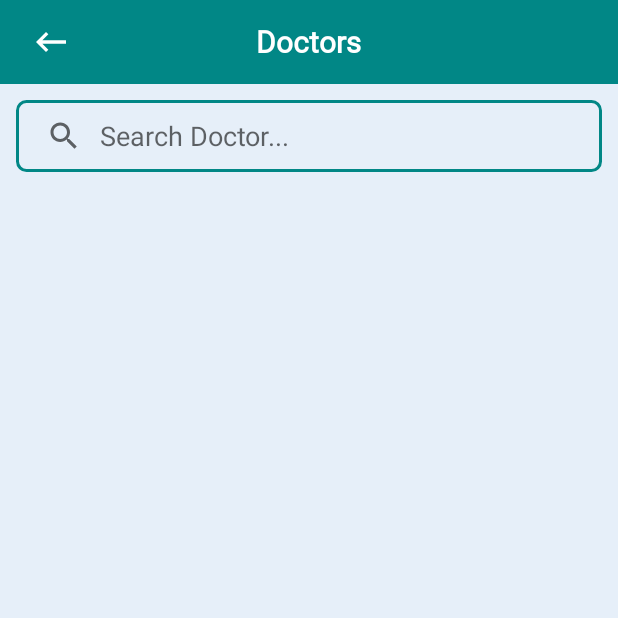
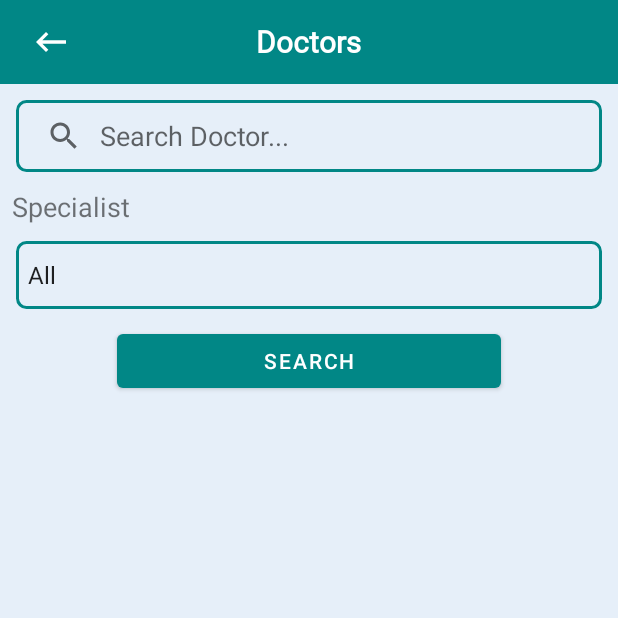
Before and after one commit to rahat14/DhakaCityMedicalInfo, an Android app: the DocList screen opened directly, with no data from a screen before it, on a phone screen of 412 x 824 dp, the top half of it. Run offline under Robolectric (Android 15) with nearby library versions, the light colour scheme and no system bars; our stand-ins replace Firebase (no records; nobody signed in at launch, a user with empty details on screens opened directly), sdp/ssp sizes.

Commit message:
Added Search

```diff
--- a/app/src/main/java/com/diu/swan/app/ui/doctor/DocList.kt
+++ b/app/src/main/java/com/diu/swan/app/ui/doctor/DocList.kt
@@ -1,7 +1,12 @@
 package com.diu.swan.app.ui.doctor
 
+import android.R
 import android.content.Intent
 import android.os.Bundle
+import android.view.View
+import android.widget.AdapterView
+import android.widget.AdapterView.OnItemSelectedListener
+import android.widget.ArrayAdapter
 import androidx.appcompat.app.AppCompatActivity
 import androidx.appcompat.widget.SearchView
 import androidx.recyclerview.widget.LinearLayoutManager
@@ -13,11 +18,35 @@ import com.google.firebase.database.DataSnapshot
 import com.google.firebase.database.DatabaseError
 import com.google.firebase.database.FirebaseDatabase
 import com.google.firebase.database.ValueEventListener
+import java.util.*
+
 
 class DocList : AppCompatActivity(), DocListAdapter.Interaction {
     private lateinit var binding: ActivityDocListBinding
     private lateinit var mAdapter: DocListAdapter
     private var docList: MutableList<Doctor> = mutableListOf()
+    private var fillterList : MutableList<Doctor> = mutableListOf()
+    private var specialFilter = "All"
+    var specilist = arrayOf(
+        "All",
+        "Cancer Specialist",
+        "Cardiology Specialist",
+        "Chest Diseases Specialist",
+        "Child Diseases Specialist",
+        "Diabetes Specialist",
+        "Dental Specialist",
+        "ENT Specialist",
+        "Eye Specialist",
+        "Gynecologist",
+        "Liver Diseases Specialist",
+        "Kidney Diseases Specialist",
+        "Medicine Specialist",
+        "Neurology Specialist",
+        "Orthopedic Specialist",
+        "Skin Specialist",
+        "Urology Specialist"
+    )
+
     override fun onCreate(savedInstanceState: Bundle?) {
         super.onCreate(savedInstanceState)
 
@@ -40,9 +69,9 @@ class DocList : AppCompatActivity(), DocListAdapter.Interaction {
 
             override fun onQueryTextChange(newText: String): Boolean {
 
-                if(binding.searchBar.query.isEmpty()){
-                    mAdapter.submitList(docList)
-                }else mAdapter.filter.filter(newText.lowercase())
+//                if (binding.searchBar.query.isEmpty()) {
+//                    mAdapter.submitList(docList)
+//                } else mAdapter.filter.filter(newText.lowercase())
                 return false
             }
 
@@ -52,6 +81,93 @@ class DocList : AppCompatActivity(), DocListAdapter.Interaction {
             }
 
         })
+
+        val ad: ArrayAdapter<*> = ArrayAdapter<Any?>(
+            this,
+            R.layout.simple_spinner_item,
+            specilist
+        )
+
+        // set simple layout resource file
+        // for each item of spinner
+
+        // set simple layout resource file
+        // for each item of spinner
+        ad.setDropDownViewResource(
+            R.layout.simple_spinner_dropdown_item
+        )
+
+        binding.spinner.adapter = ad
+
+        binding.spinner.onItemSelectedListener = object : OnItemSelectedListener {
+            override fun onNothingSelected(parent: AdapterView<*>?) {
+
+            }
+
+            override fun onItemSelected(parent: AdapterView<*>?, view: View?, position: Int, id: Long) {
+
+                 specialFilter = specilist[position]
+
+
+
+
+
+            }
+
+        }
+
+        binding.searchBtn.setOnClickListener {
+
+            filterTheList(specialFilter)
+        }
+    }
+
+    private fun filterTheList(specialFilter: String) {
+        val list  = docList
+       val searchQuery =  binding.searchBar.query.toString().toLowerCase(Locale.ROOT)
+        fillterList.clear()
+
+        for (item in list){
+
+                if(specialFilter == "All"){
+                    if (item.name.toString().lowercase()
+                            .contains(searchQuery)
+                        || item.specalist?.lowercase()
+                            ?.contains(
+                                searchQuery
+                            ) == true
+                        || item.degree?.lowercase()
+                            ?.contains(
+                                searchQuery
+                            ) == true
+                    ) {
+                        fillterList.add(item)
+                    }
+                }
+            else {
+                    if (
+                        (item.name.toString().lowercase()
+                            .contains(searchQuery)
+                                || item.specalist?.lowercase()
+                            ?.contains(
+                                searchQuery
+                            ) == true
+                                || item.degree?.lowercase()
+                            ?.contains(
+                                searchQuery
+                            ) == true
+                                )
+                        && item.specalist.toString().contains(specialFilter)
+                    ) {
+                        fillterList.add(item)
+                    }
+
+                }
+        }
+
+        mAdapter.submitList(emptyList())
+        mAdapter.submitList(fillterList)
+
     }
 
 
--- a/app/src/main/res/layout/activity_doc_list.xml
+++ b/app/src/main/res/layout/activity_doc_list.xml
@@ -1,6 +1,5 @@
 <?xml version="1.0" encoding="utf-8"?>
 <LinearLayout xmlns:android="http://schemas.android.com/apk/res/android"
-
     xmlns:app="http://schemas.android.com/apk/res-auto"
     android:layout_width="match_parent"
     android:layout_height="match_parent"
@@ -52,6 +51,32 @@
         app:queryBackground="@android:color/transparent"
         app:queryHint="Search Doctor..." />
 
+
+    <TextView
+        android:layout_width="wrap_content"
+        android:text="Specialist"
+        android:textSize="18sp"
+        android:layout_marginHorizontal="8dp"
+        android:layout_height="wrap_content"/>
+
+
+    <Spinner
+        android:id="@+id/spinner"
+        android:layout_width="match_parent"
+        android:layout_margin="@dimen/_8sdp"
+        android:background="@drawable/selecter_edit_text"
+        android:layout_height="@dimen/_35sdp"/>
+
+
+    <Button
+        android:id="@+id/searchBtn"
+        android:layout_width="match_parent"
+        android:layout_marginHorizontal="@dimen/_60sdp"
+        android:text="Search"
+        android:gravity="center"
+        android:layout_marginBottom="@dimen/_5sdp"
+        android:layout_height="wrap_content"/>
+
     <androidx.recyclerview.widget.RecyclerView
         android:id="@+id/docList"
         android:layout_width="match_parent"
```
